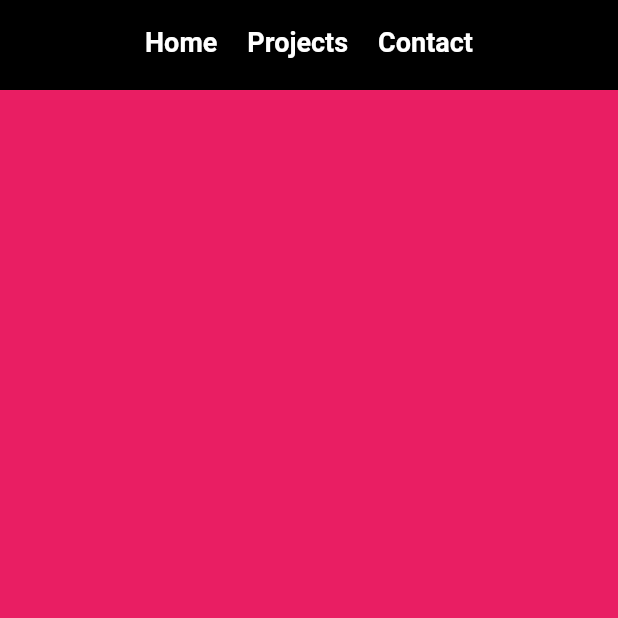
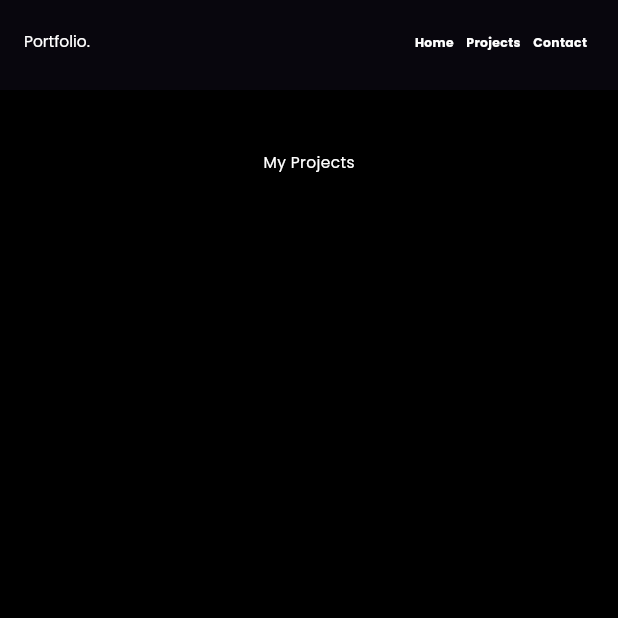
Before and after one commit to andrehaliim/portfolio, a Flutter app: the screen it shows after launch, after a tap on "Projects", on a phone screen of 412 x 824 dp, the top half of it. Run offline on Flutter 3.47's test engine with Material 3 defaults, Android fonts, the phone set to English and light mode, and no system bars.

Commit message:
ui redesign

```diff
--- a/lib/contact_ui.dart
+++ b/lib/contact_ui.dart
@@ -1,19 +1,24 @@
 import 'package:flutter/material.dart';
-import 'package:portfolio/navbar.dart';
 
-class ContactUI extends StatefulWidget {
+class ContactUI extends StatelessWidget {
   const ContactUI({super.key});
 
   @override
-  State<ContactUI> createState() => _ContactUIState();
-}
+  Widget build(BuildContext context) {
+    final size = MediaQuery.of(context).size;
+    final screenWidth = size.width;
+    final screenHeight = size.height;
 
-class _ContactUIState extends State<ContactUI> {
-  @override
-  Widget build(BuildContext context) {
-    return Scaffold(
-      appBar: NavBar(),
-      backgroundColor: Colors.blue,
+    return Container(
+        width: screenWidth,
+        height: screenHeight,
+        color: Colors.black,
+        child: Column(
+          children: [
+            SizedBox(height: screenHeight * 0.05,),
+            Text('Contact Me', style: TextStyle(color: Colors.white, fontSize: screenWidth * 0.025),),
+          ],
+        )
     );
   }
 }
--- a/lib/homepage_ui.dart
+++ b/lib/homepage_ui.dart
@@ -1,5 +1,8 @@
 import 'package:flutter/material.dart';
+import 'package:portfolio/contact_ui.dart';
 import 'package:portfolio/navbar.dart';
+import 'package:portfolio/projects_ui.dart';
+import 'package:portfolio/welcome_ui.dart';
 
 class HomePageUI extends StatefulWidget {
   const HomePageUI({super.key});
@@ -9,47 +12,34 @@ class HomePageUI extends StatefulWidget {
 }
 
 class _HomePageUIState extends State<HomePageUI> {
+  final ScrollController _scrollController = ScrollController();
+
+  void _scrollTo(double offset) {
+    _scrollController.animateTo(
+      offset,
+      duration: const Duration(milliseconds: 800),
+      curve: Curves.easeInOut,
+    );
+  }
+
   @override
   Widget build(BuildContext context) {
-    final size = MediaQuery.of(context).size;
-    final screenWidth = size.width;
-    final screenHeight = size.height;
+    final screenHeight = MediaQuery.of(context).size.height;
 
     return Scaffold(
-      appBar: NavBar(),
+      appBar: NavBar(
+        onHomePressed: () => _scrollTo(0),
+        onProjectsPressed: () => _scrollTo(screenHeight),
+        onContactPressed: () => _scrollTo(screenHeight * 2),
+      ),
       backgroundColor: Colors.black,
-      body:  Padding(
-        padding: EdgeInsets.all(8.0),
-        child: Row(
-          mainAxisAlignment: MainAxisAlignment.center,
+      body: SingleChildScrollView(
+        controller: _scrollController,
+        child: Column(
           children: [
-            Column(
-              crossAxisAlignment: CrossAxisAlignment.start,
-              mainAxisAlignment: MainAxisAlignment.center,
-              children: [
-                Text('Welcome to my Portfolio!', style: TextStyle(fontSize: kDefaultFontSize, color: Colors.white),),
-                Row(
-                  mainAxisAlignment: MainAxisAlignment.start,
-                  children: [
-                    Text('Andre ', style: TextStyle(fontSize: kDefaultFontSize + 5, fontWeight: FontWeight.bold, color: Colors.white),),
-                    Text('Haliim', style: TextStyle(fontSize: kDefaultFontSize + 5, color: Colors.white),)
-                  ],
-                ),
-                Text('Im an Software Engineer', style: TextStyle(fontSize: kDefaultFontSize + 5, fontWeight: FontWeight.bold, color: Colors.white),)
-              ],
-            ),
-            SizedBox(width: 20,),
-            ClipRRect(
-              borderRadius: BorderRadius.circular(8),
-              child: ColorFiltered(
-                  colorFilter: ColorFilter.mode(
-                    Colors.grey,
-                    BlendMode.saturation,
-                  ),
-                  child: Image.asset(
-                      'assets/images/photo.jpeg',
-                  )),
-            )
+            SizedBox(height: screenHeight, child: WelcomeUI()),
+            SizedBox(height: screenHeight, child: ProjectsUI()),
+            SizedBox(height: screenHeight, child: ContactUI()),
           ],
         ),
       ),
--- a/lib/main.dart
+++ b/lib/main.dart
@@ -1,37 +1,20 @@
 import 'package:flutter/material.dart';
-import 'package:go_router/go_router.dart';
-import 'package:portfolio/contact_ui.dart';
 import 'package:portfolio/homepage_ui.dart';
-import 'package:portfolio/projects_ui.dart';
 
 void main() {
   runApp(const MyApp());
 }
-
-final _router = GoRouter(
-  routes: [
-    GoRoute(
-      path: '/',
-      builder: (context, state) => const HomePageUI(),
-    ),
-    GoRoute(
-      path: '/projects',
-      builder: (context, state) => const ProjectsUI(),
-    ),
-    GoRoute(
-      path: '/contact',
-      builder: (context, state) => const ContactUI(),
-    ),
-  ],
-);
 
 class MyApp extends StatelessWidget {
   const MyApp({super.key});
 
   @override
   Widget build(BuildContext context) {
-    return MaterialApp.router(
-      routerConfig: _router,
+    return MaterialApp(
+      theme: ThemeData(
+        fontFamily: 'Poppins'
+      ),
+      home: HomePageUI(),
     );
   }
 }
--- a/lib/navbar.dart
+++ b/lib/navbar.dart
@@ -1,40 +1,59 @@
 import 'package:flutter/material.dart';
-import 'package:go_router/go_router.dart';
 
-class NavBar extends StatelessWidget implements PreferredSizeWidget {
-  @override
-  Widget build(BuildContext context) {
-    return AppBar(
-      backgroundColor: Colors.black,
-      title: const Row(
-        mainAxisAlignment: MainAxisAlignment.center,
-        children: [
-          NavItem(title: "Home", route: '/'),
-          SizedBox(width: 20),
-          NavItem(title: "Projects", route: '/projects'),
-          SizedBox(width: 20),
-          NavItem(title: "Contact", route: '/contact'),
-        ],
-      ),
-    );
-  }
-  Size get preferredSize => const Size.fromHeight(60);
-}
+class NavBar extends StatelessWidget implements PreferredSizeWidget
+{
+  final VoidCallback onHomePressed;
+  final VoidCallback onProjectsPressed;
+  final VoidCallback onContactPressed;
 
-class NavItem extends StatelessWidget {
-  final String title;
-  final String route;
-
-  const NavItem({super.key, required this.title, required this.route});
+  const NavBar({
+    super.key,
+    required this.onHomePressed,
+    required this.onProjectsPressed,
+    required this.onContactPressed,
+  });
 
   @override
   Widget build(BuildContext context) {
+    final size = MediaQuery.of(context).size;
+    final screenWidth = size.width;
+
+    return AppBar(
+      backgroundColor: Colors.black,
+      title: Text(
+        'Portfolio.',
+        style: TextStyle(color: Colors.white, fontSize: screenWidth * 0.025),
+      ),
+      actions: [
+        NavItem(title: "Home", onPressed: onHomePressed),
+        SizedBox(width: screenWidth * 0.02),
+        NavItem(title: "Projects", onPressed: onProjectsPressed),
+        SizedBox(width: screenWidth * 0.02),
+        NavItem(title: "Contact", onPressed: onContactPressed),
+        SizedBox(width: screenWidth * 0.05),
+      ],
+    );
+  }
+
+  @override
+  Size get preferredSize => const Size.fromHeight(60);
+}
+class NavItem extends StatelessWidget {
+  final String title;
+  final VoidCallback onPressed;
+
+  const NavItem({super.key, required this.title, required this.onPressed});
+
+  @override
+  Widget build(BuildContext context) {
+    final screenWidth = MediaQuery.of(context).size.width;
+
     return GestureDetector(
-      onTap: () => context.go(route),
+      onTap: onPressed,
       child: Text(
         title,
-        style: const TextStyle(
-          fontSize: 18,
+        style: TextStyle(
+          fontSize: screenWidth * 0.02,
           color: Colors.white,
           fontWeight: FontWeight.bold,
         ),
--- a/lib/projects_ui.dart
+++ b/lib/projects_ui.dart
@@ -1,19 +1,24 @@
 import 'package:flutter/material.dart';
-import 'package:portfolio/navbar.dart';
 
-class ProjectsUI extends StatefulWidget {
+class ProjectsUI extends StatelessWidget {
   const ProjectsUI({super.key});
 
   @override
-  State<ProjectsUI> createState() => _ProjectsUIState();
-}
+  Widget build(BuildContext context) {
+    final size = MediaQuery.of(context).size;
+    final screenWidth = size.width;
+    final screenHeight = size.height;
 
-class _ProjectsUIState extends State<ProjectsUI> {
-  @override
-  Widget build(BuildContext context) {
-    return Scaffold(
-      appBar: NavBar(),
-      backgroundColor: Colors.pink,
+    return Container(
+        width: screenWidth,
+        height: screenHeight,
+        color: Colors.black,
+        child: Column(
+          children: [
+            SizedBox(height: screenHeight * 0.05,),
+            Text('My Projects', style: TextStyle(color: Colors.white, fontSize: screenWidth * 0.025),),
+          ],
+        )
     );
   }
 }
--- /dev/null
+++ b/lib/welcome_ui.dart
@@ -0,0 +1,64 @@
+import 'package:flutter/material.dart';
+
+class WelcomeUI extends StatelessWidget {
+  const WelcomeUI({super.key});
+
+  @override
+  Widget build(BuildContext context) {
+    final size = MediaQuery.of(context).size;
+    final screenWidth = size.width;
+    final screenHeight = size.height;
+
+    return Row(
+        crossAxisAlignment: CrossAxisAlignment.center,
+        mainAxisAlignment: MainAxisAlignment.center,
+        children: [
+          Container(
+            child: ClipRRect(
+              borderRadius: BorderRadius.circular(8),
+              child: Image.asset(
+                'assets/images/profile.png',
+                width: screenWidth * 0.5,
+                height: screenWidth * 0.5,
+                fit: BoxFit.contain,
+              ),
+            ),
+          ),
+          Container(
+            child: Column(
+              crossAxisAlignment: CrossAxisAlignment.start,
+              mainAxisAlignment: MainAxisAlignment.center,
+              children: [
+                Text("Hello! It's Me", style: TextStyle(fontSize: screenWidth * 0.02, color: Colors.white),),
+                Row(
+                  mainAxisAlignment: MainAxisAlignment.start,
+                  children: [
+                    Text('Andre ', style: TextStyle(fontSize: screenWidth * 0.05, fontWeight: FontWeight.bold, color: Colors.white),),
+                    Text('Haliim', style: TextStyle(fontSize: screenWidth * 0.05, color: Colors.white),)
+                  ],
+                ),
+                Row(
+                  mainAxisAlignment: MainAxisAlignment.start,
+                  children: [
+                    Text("And i'm a ", style: TextStyle(fontSize: screenWidth * 0.02, color: Colors.white),),
+                    Text('Software Engineer', style: TextStyle(fontSize: screenWidth * 0.02, color: Colors.blue[400], fontWeight: FontWeight.bold),),
+                  ],
+                ),
+                SizedBox(height: screenHeight * 0.02,),
+                TextButton(
+                    onPressed: (){},
+                    style: ButtonStyle(
+                        shape: WidgetStateProperty.resolveWith((state) => RoundedRectangleBorder(borderRadius: BorderRadius.circular(8), side: BorderSide(color: Colors.white))),
+                        padding: WidgetStateProperty.resolveWith((state) => EdgeInsets.all(10))
+                    ),
+                    child: Text(
+                      'Download CV',
+                      style: TextStyle(fontSize: screenWidth * 0.015, color: Colors.white),
+                    )),
+              ],
+            ),
+          ),
+        ],
+      );
+  }
+}
```
Also changed, not shown: pubspec.yaml (+7 -8 lines), assets/fonts/Poppins-Bold.ttf (added), assets/fonts/Poppins-Regular.ttf (added), assets/images/photo.jpeg (deleted), assets/images/profile.png (added).
